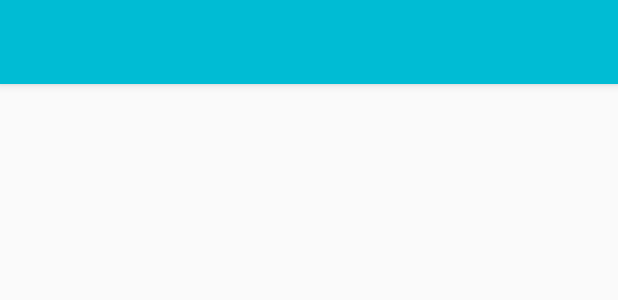
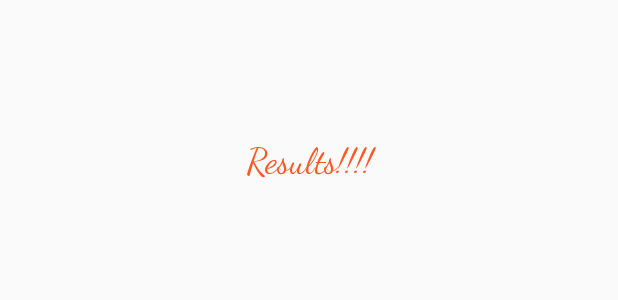
Before and after one commit to Jonah-Douglas/Bright-Skies, an Android app: the layout fragment_results.xml on its own in the app's theme, with its tools: preview values and no code run, on a phone screen of 412 x 824 dp. Shown: the top 300 px of the screen. Run offline under Robolectric (Android 15) with nearby library versions, the phone set to English and light mode, and no system bars.

Commit message:
results goes to correct screen, thinking of what to put in results

```diff
--- a/app/src/main/res/layout/fragment_results.xml
+++ b/app/src/main/res/layout/fragment_results.xml
@@ -10,16 +10,21 @@
         android:theme="@style/AppTheme.AppBarOverlay"
         app:layout_constraintEnd_toEndOf="parent"
         app:layout_constraintStart_toStartOf="parent"
-        app:layout_constraintTop_toTopOf="parent">
+        app:layout_constraintTop_toTopOf="parent"/>
 
-        <androidx.appcompat.widget.Toolbar
-            android:id="@+id/toolbar"
-            android:layout_width="match_parent"
-            android:layout_height="?attr/actionBarSize"
-            android:background="@color/main_blue"
-            app:popupTheme="@style/AppTheme.PopupOverlay" />
-
-    </com.google.android.material.appbar.AppBarLayout>
+    <TextView
+        android:id="@+id/about_intro"
+        android:layout_width="277dp"
+        android:layout_height="327dp"
+        android:layout_marginBottom="404dp"
+        android:fontFamily="cursive"
+        android:text="Results!!!!"
+        android:textAlignment="center"
+        android:textColor="#FF5722"
+        android:textSize="24sp"
+        app:layout_constraintBottom_toBottomOf="parent"
+        app:layout_constraintEnd_toEndOf="parent"
+        app:layout_constraintStart_toStartOf="parent" />
 
 
 </androidx.constraintlayout.widget.ConstraintLayout>
```
Also changed, not shown: app/src/main/java/com/example/bright_skies/fragments/ResultsFragment.java (+14 -1 lines).
